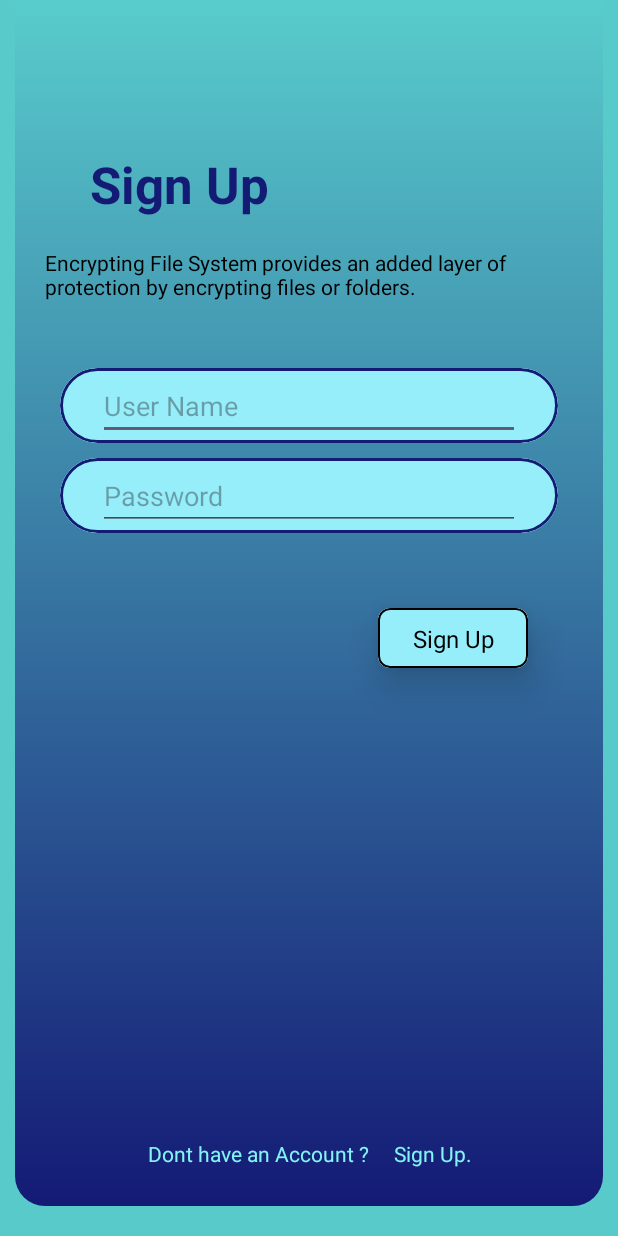
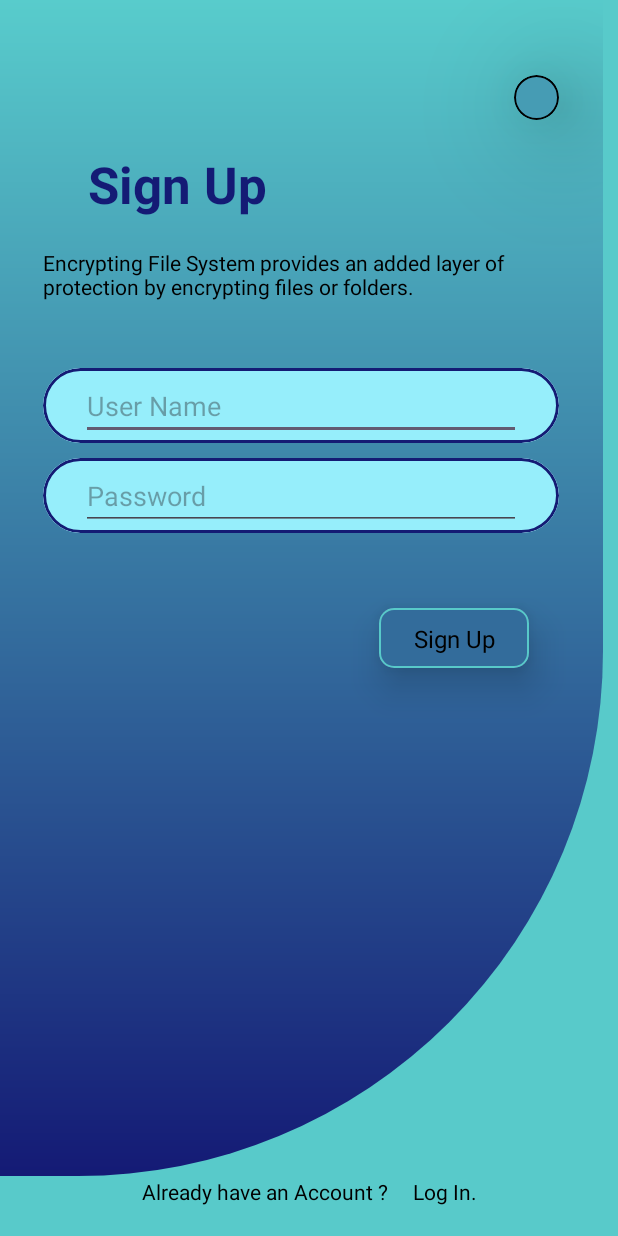
Before and after one commit to akp660/Data-Encryption, an Android app: the SignupActivity screen opened directly, with no data from a screen before it, on a phone screen of 412 x 824 dp. Run offline under Robolectric (Android 15) with nearby library versions, the phone set to English and light mode, and no system bars; Roboto replaces fonts that are not available here.

Commit message:
updated login and sign up page with animation.

```diff
--- a/app/src/main/AndroidManifest.xml
+++ b/app/src/main/AndroidManifest.xml
@@ -3,6 +3,7 @@
     xmlns:tools="http://schemas.android.com/tools">
 
     <uses-permission android:name="android.permission.USE_BIOMETRIC" />
+    <uses-permission android:name="android.permission.VIBRATE" />
     <uses-permission android:name="android.permission.WRITE_EXTERNAL_STORAGE" />
     <uses-permission android:name="android.permission.READ_EXTERNAL_STORAGE" />
 
@@ -20,10 +21,10 @@
             android:name=".SignupActivity"
             android:exported="false" />
         <activity
-            android:name=".LoginActivity"
+            android:name=".home_page"
             android:exported="false" />
         <activity
-            android:name=".home_page"
+            android:name=".LoginActivity"
             android:exported="true">
             <intent-filter>
                 <action android:name="android.intent.action.MAIN" />
--- /dev/null
+++ b/app/src/main/res/anim/slide_in_left.xml
@@ -0,0 +1,8 @@
+<?xml version="1.0" encoding="utf-8"?>
+
+<set xmlns:android="http://schemas.android.com/apk/res/android">
+    <translate
+        android:duration="@android:integer/config_mediumAnimTime"
+        android:fromXDelta="-100%p"
+        android:toXDelta="0" />
+</set>
--- /dev/null
+++ b/app/src/main/res/anim/slide_out_right.xml
@@ -0,0 +1,8 @@
+<?xml version="1.0" encoding="utf-8"?>
+
+<set xmlns:android="http://schemas.android.com/apk/res/android">
+    <translate
+        android:duration="@android:integer/config_mediumAnimTime"
+        android:fromXDelta="0"
+        android:toXDelta="100%p" />
+</set>
--- /dev/null
+++ b/app/src/main/res/drawable/background_3.xml
@@ -0,0 +1,16 @@
+<shape xmlns:android="http://schemas.android.com/apk/res/android"
+    android:shape="rectangle">
+
+    <gradient
+        android:angle="350"
+        android:startColor="#58CCCC"
+        android:endColor="#141A75"
+        android:type="linear"/>
+
+    <corners
+        android:bottomLeftRadius="0dp"
+        android:bottomRightRadius="350dp"
+        android:topLeftRadius="0dp"
+        android:topRightRadius="0dp"/>
+
+</shape>
--- a/app/src/main/res/layout/signup.xml
+++ b/app/src/main/res/layout/signup.xml
@@ -11,10 +11,10 @@
     <androidx.constraintlayout.widget.ConstraintLayout
         android:layout_width="match_parent"
         android:layout_height="match_parent"
-        android:layout_marginStart="10dp"
+        android:layout_marginStart="-2dp"
         android:layout_marginEnd="10dp"
-        android:layout_marginBottom="20dp"
-        android:background="@drawable/background_1"
+        android:layout_marginBottom="40dp"
+        android:background="@drawable/background_3"
         app:layout_constraintBottom_toBottomOf="parent"
         app:layout_constraintEnd_toEndOf="parent"
         app:layout_constraintHorizontal_bias="1.0"
@@ -22,11 +22,23 @@
         app:layout_constraintTop_toTopOf="parent"
         app:layout_constraintVertical_bias="0.0">
 
+        <com.google.android.material.card.MaterialCardView
+            android:layout_width="30dp"
+            android:layout_height="30dp"
+            android:layout_marginTop="50dp"
+            android:layout_marginEnd="30dp"
+            app:cardBackgroundColor="#469CB4"
+            app:cardCornerRadius="50dp"
+            app:cardElevation="50dp"
+            app:layout_constraintEnd_toEndOf="parent"
+            app:layout_constraintTop_toTopOf="parent"
+            app:strokeColor="@color/black" />
+
         <TextView
             android:id="@+id/textView"
             android:layout_width="wrap_content"
             android:layout_height="wrap_content"
-            android:layout_marginStart="50dp"
+            android:layout_marginStart="60dp"
             android:layout_marginTop="100dp"
             android:fontFamily="@font/inria_sans"
             android:text="Sign Up"
@@ -39,7 +51,7 @@
         <TextView
             android:layout_width="match_parent"
             android:layout_height="wrap_content"
-            android:layout_marginStart="20dp"
+            android:layout_marginStart="30dp"
             android:layout_marginTop="20dp"
             android:layout_marginEnd="20dp"
             android:fontFamily="@font/inria_sans"
@@ -117,36 +129,23 @@
 
         </com.google.android.material.card.MaterialCardView>
 
-        <TextView
-            android:layout_width="match_parent"
-            android:layout_height="wrap_content"
-            android:layout_marginStart="25dp"
-            android:layout_marginEnd="25dp"
-            android:layout_marginBottom="25dp"
-            android:text="Dont have an Account ?     Sign Up."
-            android:textAlignment="center"
-            android:textColor="#82F4F6"
-            app:layout_constraintBottom_toBottomOf="parent"
-            app:layout_constraintEnd_toEndOf="parent"
-            app:layout_constraintStart_toStartOf="parent" />
-
         <com.google.android.material.card.MaterialCardView
             android:id="@+id/cardView3"
             android:layout_width="100dp"
             android:layout_height="40dp"
             android:layout_marginTop="50dp"
             android:layout_marginEnd="50dp"
-            app:strokeColor="@color/black"
-            app:strokeWidth="1.5dp"
-            app:cardCornerRadius="8dp"
+            app:cardCornerRadius="10dp"
             app:cardElevation="15dp"
             app:layout_constraintEnd_toEndOf="parent"
-            app:layout_constraintTop_toBottomOf="@+id/materialCardView3">
+            app:layout_constraintTop_toBottomOf="@+id/materialCardView3"
+            app:strokeColor="#58C9C9"
+            app:strokeWidth="1.5dp">
 
             <androidx.constraintlayout.widget.ConstraintLayout
                 android:layout_width="match_parent"
                 android:layout_height="match_parent"
-                android:background="#96EEFB">
+                android:background="#336C9B">
 
                 <TextView
                     android:layout_width="wrap_content"
@@ -166,4 +165,18 @@
 
     </androidx.constraintlayout.widget.ConstraintLayout>
 
+    <TextView
+        android:id="@+id/logIn"
+        android:layout_width="match_parent"
+        android:layout_height="wrap_content"
+        android:layout_marginStart="25dp"
+        android:layout_marginEnd="25dp"
+        android:layout_marginBottom="20dp"
+        android:text="Already have an Account ?     Log In."
+        android:textAlignment="center"
+        android:textColor="#000000"
+        app:layout_constraintBottom_toBottomOf="parent"
+        app:layout_constraintEnd_toEndOf="parent"
+        app:layout_constraintStart_toStartOf="parent" />
+
 </androidx.constraintlayout.widget.ConstraintLayout>
```
Also changed, not shown: app/src/main/java/com/example/data_encryption/LoginActivity.java (+61 -2 lines), app/src/main/java/com/example/data_encryption/SignupActivity.java (+73 -0 lines), app/src/main/java/com/example/data_encryption/home_page.java (+8 -0 lines), app/src/main/res/anim/slide_in_right.xml (added, +8 -0 lines), app/src/main/res/anim/slide_out_left.xml (added, +8 -0 lines), app/src/main/res/anim/stay.xml (added, +8 -0 lines), app/src/main/res/drawable/background_2.xml (added, +16 -0 lines), app/src/main/res/layout/login.xml (+21 -20 lines).
